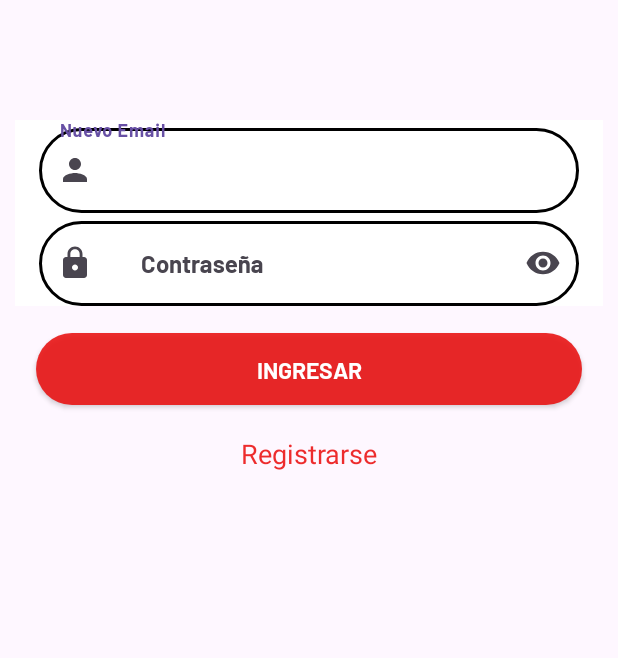
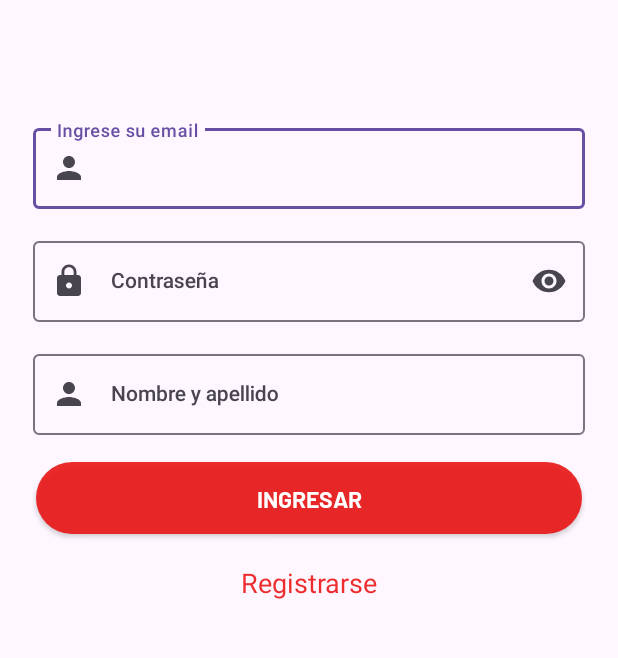
Before and after one commit to azorahai1986/PaymentMethods, an Android app: the screen it shows after launch (MainActivity), on a phone screen of 412 x 824 dp, the part 434-1092 px from its top. Run offline under Robolectric (Android 15) with nearby library versions, the phone set to English and light mode, and no system bars; our stand-ins replace Dagger/Hilt's generated code, Firebase (no records; nobody signed in at launch, a user with empty details on screens opened directly), navigation-ui; 2 statements that could not run were skipped.

Commit message:
Modificaciones en Login y Account

```diff
--- a/app/src/main/java/com/hernan/paymentmethods/core/database/LocalDataStore.kt
+++ b/app/src/main/java/com/hernan/paymentmethods/core/database/LocalDataStore.kt
@@ -5,7 +5,7 @@ import androidx.datastore.preferences.core.edit
 import androidx.datastore.preferences.core.stringPreferencesKey
 import androidx.datastore.preferences.preferencesDataStore
 import com.hernan.paymentmethods.data.Constants
-import com.hernan.paymentmethods.domain.model.CreditCard
+import com.hernan.paymentmethods.data.model.CreditCard
 import kotlinx.coroutines.flow.Flow
 import kotlinx.coroutines.flow.map
 import kotlinx.serialization.decodeFromString
--- /dev/null
+++ b/app/src/main/java/com/hernan/paymentmethods/data/UtilsLocalData.kt
@@ -0,0 +1,23 @@
+package com.hernan.paymentmethods.data
+
+import android.content.Context
+import android.util.Log
+import com.hernan.paymentmethods.core.database.LocalDataStore
+import kotlinx.coroutines.CoroutineScope
+import kotlinx.coroutines.Dispatchers
+import kotlinx.coroutines.launch
+
+object UtilsLocalData {
+
+    var personName: String = ""
+
+    fun getUserName(context: Context) {
+        CoroutineScope(Dispatchers.IO).launch {
+            LocalDataStore.getPersonName(context).collect { name ->
+                if (name != null) {
+                    personName = name
+                }
+            }
+        }
+    }
+}
--- a/app/src/main/java/com/hernan/paymentmethods/domain/model/CreditCard.kt
+++ b/app/src/main/java/com/hernan/paymentmethods/data/model/CreditCard.kt
@@ -1,4 +1,4 @@
-package com.hernan.paymentmethods.domain.model
+package com.hernan.paymentmethods.data.model
 
 import kotlinx.serialization.Serializable
 
--- a/app/src/main/java/com/hernan/paymentmethods/ui/activity/MainActivity.kt
+++ b/app/src/main/java/com/hernan/paymentmethods/ui/activity/MainActivity.kt
@@ -1,6 +1,7 @@
 package com.hernan.paymentmethods.ui.activity
 
 import android.os.Bundle
+import android.widget.Toast
 import androidx.appcompat.app.AppCompatActivity
 import androidx.core.content.ContextCompat
 import androidx.navigation.findNavController
@@ -37,4 +38,8 @@ class MainActivity : AppCompatActivity() {
         val navController = findNavController(R.id.nav_host_fragment_activity_main)
         return navController.navigateUp() || super.onSupportNavigateUp()
     }
+
+    fun message(message:String) {
+        Toast.makeText(this, message, Toast.LENGTH_SHORT).show()
+    }
 }
--- a/app/src/main/java/com/hernan/paymentmethods/ui/adapters/CreditCardAdapter.kt
+++ b/app/src/main/java/com/hernan/paymentmethods/ui/adapters/CreditCardAdapter.kt
@@ -7,7 +7,7 @@ import android.view.ViewGroup
 import androidx.recyclerview.widget.RecyclerView
 import com.hernan.paymentmethods.R
 import com.hernan.paymentmethods.databinding.ItemCreditCardBinding
-import com.hernan.paymentmethods.domain.model.CreditCard
+import com.hernan.paymentmethods.data.model.CreditCard
 
 class CreditCardAdapter(val cardList: ArrayList<CreditCard>, val context:Context, val iPosition:IPosition): RecyclerView.Adapter<CreditCardAdapter.ViewHolderCard>() {
 
--- a/app/src/main/java/com/hernan/paymentmethods/ui/fragments/LoginFragment.kt
+++ b/app/src/main/java/com/hernan/paymentmethods/ui/fragments/LoginFragment.kt
@@ -1,26 +1,36 @@
 package com.hernan.paymentmethods.ui.fragments
 
 import android.os.Bundle
+import android.text.InputType
+import android.util.Log
 import android.util.Patterns
 import androidx.fragment.app.Fragment
 import android.view.LayoutInflater
 import android.view.View
 import android.view.ViewGroup
 import android.widget.Toast
+import androidx.core.content.ContextCompat
 import androidx.fragment.app.viewModels
 import androidx.lifecycle.Observer
+import androidx.lifecycle.lifecycleScope
 import androidx.navigation.fragment.findNavController
+import com.google.android.material.textfield.TextInputLayout
 import com.google.firebase.Firebase
 import com.google.firebase.auth.FirebaseAuth
 import com.google.firebase.auth.auth
+import com.hernan.paymentmethods.R
+import com.hernan.paymentmethods.core.database.LocalDataStore
+import com.hernan.paymentmethods.data.UtilsLocalData
 import com.hernan.paymentmethods.databinding.FragmentLoginBinding
 import com.hernan.paymentmethods.ui.validate
 import com.hernan.paymentmethods.ui.viewmodels.LoginViewModel
 import dagger.hilt.android.AndroidEntryPoint
+import kotlinx.coroutines.launch
 
 @AndroidEntryPoint
 class LoginFragment : Fragment() {
 
+    private var isActive: Boolean = false
     private lateinit var binding: FragmentLoginBinding
     private var auth: FirebaseAuth = Firebase.auth
     private val viewModelLogin:LoginViewModel by viewModels()
@@ -29,10 +39,12 @@ class LoginFragment : Fragment() {
     override fun onCreateView(
         inflater: LayoutInflater, container: ViewGroup?,
         savedInstanceState: Bundle?
-    ): View? {
+    ): View {
         binding = FragmentLoginBinding.inflate(layoutInflater, container, false)
 
         setUpViews()
+        getUserName()
+        setTextStyle()
         return binding.root
     }
 
@@ -43,23 +55,39 @@ class LoginFragment : Fragment() {
             goToCardFragment()
         }
     }
+
+    fun getUserName() {
+        UtilsLocalData.getUserName(requireContext())
+    }
+
     private fun setUpViews() {
         binding.apply {
-            etEmail.validate(
+            textInputEmail.etText.validate(
                 validator = { input -> isValidEmail(input) },
                 onValidStateChange = { isValid -> validEmail = isValid }
             )
 
-            etPassword.validate(
-                validator = { input -> isValidPassword(input) },
-                onValidStateChange = { isValid -> validPassword = isValid }
-            )
+            textInputPassword.etText.validate(
+                    validator = { input -> isValidPassword(input) },
+                    onValidStateChange = { isValid -> validPassword = isValid }
+                )
 
             tvAccount.setOnClickListener { goToAccount() }
             btnLogin.setOnClickListener {
-                if (validEmail && validPassword) {
-                    viewModelLogin.loginWithUser(etEmail.text.toString(), etPassword.text.toString())
+                if (isActive && textInputname.etText.text.toString().isEmpty()) {
+                    showToast("Debes ingresar el nombre del titular de las tarjetas registradas")
+
+                } else if (validEmail && validPassword) {
+                    viewModelLogin.loginWithUser(
+                        textInputEmail.etText.text.toString(),
+                        textInputPassword.etText.text.toString()
+                    )
                     validateLogin()
+                    viewLifecycleOwner.lifecycleScope.launch {
+                        if (UtilsLocalData.personName.isEmpty()) LocalDataStore.savePersonName(
+                            requireContext(),
+                            binding.textInputname.etText.text.toString().trim())
+                    }
                 } else {
                     showToast("Alguno de los datos ingresados es erróneo o está vacío")
                 }
@@ -69,10 +97,13 @@ class LoginFragment : Fragment() {
     }
 
     private fun validateLogin() {
+        binding.progress.visibility = View.VISIBLE
         viewModelLogin.login.observe(viewLifecycleOwner, Observer {
                 if (it != null && it.isSuccess) {
                     goToCardFragment()
-
+                }else {
+                    showToast("Algo Salió mal. comprueba que estás registrado")
+                    binding.progress.visibility = View.GONE
                 }
         })
     }
@@ -101,4 +132,37 @@ class LoginFragment : Fragment() {
             Toast.LENGTH_SHORT,
         ).show()
     }
+
+    private fun setTextStyle() {
+        binding.apply {
+
+            textInputname.apply {
+                if (UtilsLocalData.personName.isEmpty()) {
+                    textInput.visibility = View.VISIBLE
+                    isActive = true
+                } else {
+                    textInput.visibility = View.GONE
+                }
+                textInput.hint = getString(R.string.person_name)
+                textInput.isHintAnimationEnabled = true
+                etText.requestFocus()
+            }
+
+            textInputEmail.apply {
+                textInput.hint = getString(R.string.input_your_email)
+                textInput.isHintAnimationEnabled = true
+                etText.requestFocus()
+                etText.inputType = InputType.TYPE_CLASS_TEXT or InputType.TYPE_TEXT_VARIATION_EMAIL_ADDRESS
+
+            }
+
+            textInputPassword.apply {
+                textInput.startIconDrawable = ContextCompat.getDrawable(requireContext(), R.drawable.ic_lock)
+                textInput.endIconMode = TextInputLayout.END_ICON_PASSWORD_TOGGLE
+                etText.inputType = InputType.TYPE_CLASS_TEXT or InputType.TYPE_TEXT_VARIATION_PASSWORD
+                textInput.hint = getString(R.string.password)
+                textInput.isHintAnimationEnabled = true
+            }
+        }
+    }
 }
--- a/app/src/main/res/layout/fragment_login.xml
+++ b/app/src/main/res/layout/fragment_login.xml
@@ -7,6 +7,18 @@
     android:layout_height="match_parent"
     tools:context=".ui.fragments.LoginFragment">
 
+    <ProgressBar
+        android:id="@+id/progress"
+        android:layout_width="wrap_content"
+        android:layout_height="wrap_content"
+        app:layout_constraintTop_toTopOf="parent"
+        app:layout_constraintStart_toStartOf="parent"
+        app:layout_constraintEnd_toEndOf="parent"
+        app:layout_constraintBottom_toBottomOf="parent"
+        android:indeterminateTint="@color/blue"
+        android:indeterminate="true"
+        android:visibility="gone"/>
+
     <ImageView
         android:id="@+id/imageLogo"
         android:layout_width="match_parent"
@@ -15,60 +27,38 @@
         app:layout_constraintTop_toTopOf="parent"
         app:layout_constraintEnd_toEndOf="parent"
         app:layout_constraintStart_toStartOf="parent"
-        />
+        android:contentDescription="@string/image" />
 
-    <com.google.android.material.textfield.TextInputLayout
+    <include
         android:id="@+id/textInputEmail"
+        layout="@layout/item_textinput"
         android:layout_width="match_parent"
         android:layout_height="0dp"
-        android:outlineAmbientShadowColor="@color/black"
         android:layout_marginTop="80dp"
-        android:layout_marginStart="10dp"
-        android:layout_marginEnd="10dp"
-        android:hint="@string/new_email"
-        android:background="@color/white"
         app:layout_constraintTop_toBottomOf="@id/imageLogo"
-        app:startIconDrawable="@drawable/ic_person">
+        app:layout_constraintEnd_toEndOf="parent"
+        app:layout_constraintStart_toStartOf="parent"/>
 
-        <com.google.android.material.textfield.TextInputEditText
-            android:id="@+id/etEmail"
-            android:layout_width="match_parent"
-            android:layout_height="wrap_content"
-            android:ems="10"
-            app:hintAnimationEnabled= "false"
-            android:inputType="textWebEmailAddress"
-            android:textAppearance="@style/TextAppearance.AppCompat.Body2"
-            android:importantForAutofill="noExcludeDescendants"
-            style="@style/textBoxStyle"/>
-
-    </com.google.android.material.textfield.TextInputLayout>
-
-    <com.google.android.material.textfield.TextInputLayout
+    <include
         android:id="@+id/textInputPassword"
+        layout="@layout/item_textinput"
         android:layout_width="match_parent"
         android:layout_height="0dp"
-        android:outlineAmbientShadowColor="@color/black"
-        android:layout_marginStart="10dp"
-        android:layout_marginEnd="10dp"
-        android:hint="@string/password"
-        android:background="@color/white"
-        app:startIconDrawable="@drawable/ic_lock"
-        app:endIconMode="password_toggle"
+        android:layout_marginTop="16dp"
         app:layout_constraintTop_toBottomOf="@id/textInputEmail"
-        >
+        app:layout_constraintEnd_toEndOf="parent"
+        app:layout_constraintStart_toStartOf="parent"/>
 
-        <com.google.android.material.textfield.TextInputEditText
-            android:id="@+id/etPassword"
-            android:layout_width="match_parent"
-            android:layout_height="wrap_content"
-            android:ems="10"
-            app:hintAnimationEnabled="false"
-            android:inputType="textPassword"
-            android:textAppearance="@style/TextAppearance.AppCompat.Body2"
-            android:importantForAutofill="noExcludeDescendants"
-            style="@style/textBoxStyle"
-            />
-    </com.google.android.material.textfield.TextInputLayout>
+    <include
+        android:id="@+id/textInputname"
+        layout="@layout/item_textinput"
+        android:layout_width="match_parent"
+        android:layout_height="0dp"
+        android:layout_marginTop="16dp"
+        app:layout_constraintTop_toBottomOf="@id/textInputPassword"
+        app:layout_constraintEnd_toEndOf="parent"
+        app:layout_constraintStart_toStartOf="parent"/>
+
 
     <androidx.appcompat.widget.AppCompatButton
         android:id="@+id/btnLogin"
@@ -81,7 +71,7 @@
         android:text="@string/enter"
         app:layout_constraintEnd_toEndOf="parent"
         app:layout_constraintStart_toStartOf="parent"
-        app:layout_constraintTop_toBottomOf="@id/textInputPassword"/>
+        app:layout_constraintTop_toBottomOf="@id/textInputname"/>
 
     <TextView
         android:id="@+id/tvAccount"
--- /dev/null
+++ b/app/src/main/res/layout/item_textinput.xml
@@ -0,0 +1,29 @@
+<?xml version="1.0" encoding="utf-8"?>
+<androidx.constraintlayout.widget.ConstraintLayout
+    xmlns:android="http://schemas.android.com/apk/res/android"
+    xmlns:app="http://schemas.android.com/apk/res-auto"
+    android:layout_width="match_parent"
+    android:layout_height="match_parent">
+
+    <com.google.android.material.textfield.TextInputLayout
+        android:id="@+id/textInput"
+        android:layout_width="match_parent"
+        android:layout_height="0dp"
+        app:layout_constraintTop_toTopOf="parent"
+        app:layout_constraintStart_toStartOf="parent"
+        app:layout_constraintEnd_toEndOf="parent"
+        style="@style/ThemeOverlay.Material3.TextInputEditText.OutlinedBox"
+        android:layout_marginStart="22dp"
+        android:layout_marginEnd="22dp"
+        app:hintAnimationEnabled= "true"
+        app:startIconDrawable="@drawable/ic_person">
+
+        <com.google.android.material.textfield.TextInputEditText
+            android:id="@+id/etText"
+            android:layout_width="match_parent"
+            android:layout_height="wrap_content"
+            android:ems="10"
+            android:textAppearance="@style/TextAppearance.AppCompat.Body2"/>
+
+    </com.google.android.material.textfield.TextInputLayout>
+</androidx.constraintlayout.widget.ConstraintLayout>
--- a/app/src/main/res/navigation/nav_graph.xml
+++ b/app/src/main/res/navigation/nav_graph.xml
@@ -50,10 +50,6 @@
         android:id="@+id/QrFragment"
         android:name="com.hernan.paymentmethods.ui.fragments.QrFragment"
         tools:layout="@layout/fragment_qr">
-
-        <argument
-            android:name="name"
-            app:argType="string"/>
     </fragment>
 
     <fragment
--- a/app/src/main/res/values/strings.xml
+++ b/app/src/main/res/values/strings.xml
@@ -21,5 +21,7 @@
     <string name="insert_card_data">Ingresa los datos de la tarjeta que quieras adherir</string>
     <string name="person_name">Nombre y apellido</string>
     <string name="difrent_names">El nombre de la Tarjeta no coincide con el Nombre del Usuario</string>
+    <string name="empty_values">No deben quedar campos vacios</string>
     <string name="pay_nfc">Pagar Con NFC</string>
+    <string name="image">image</string>
 </resources>
--- a/build.gradle
+++ b/build.gradle
@@ -1,9 +1,9 @@
 buildscript {
     ext.kotlin_version = "1.6.10"
-    ext.hilt_version = '2.47'
+    ext.hilt_version = '2.52'
     dependencies {
         classpath 'com.google.gms:google-services:4.4.2'
-        classpath 'com.android.tools.build:gradle:8.0.1'
+        classpath 'com.android.tools.build:gradle:8.0.2'
         classpath("androidx.navigation:navigation-safe-args-gradle-plugin:2.7.7")
         classpath "org.jetbrains.kotlin:kotlin-gradle-plugin:$kotlin_version"
         classpath "com.google.dagger:hilt-android-gradle-plugin:$hilt_version"
@@ -23,6 +23,6 @@ plugins {
     id 'org.jetbrains.kotlin.android' version '1.8.20' apply false
     id("com.google.gms.google-services") version "4.4.2" apply false
 }
-task clean(type: Delete) {
+tasks.register('clean', Delete) {
     delete rootProject.buildDir
 }
```
Also changed, not shown: app/build.gradle (+7 -7 lines), app/src/main/java/com/hernan/paymentmethods/ui/fragments/AccountBsFragment.kt (+6 -3 lines), app/src/main/java/com/hernan/paymentmethods/ui/fragments/AddNewCardFragment.kt (+20 -13 lines), app/src/main/java/com/hernan/paymentmethods/ui/fragments/CardFragment.kt (+6 -10 lines), app/src/main/java/com/hernan/paymentmethods/ui/fragments/QrFragment.kt (+4 -6 lines), app/src/main/res/layout/fragment_account_bs.xml (+12 -0 lines).
